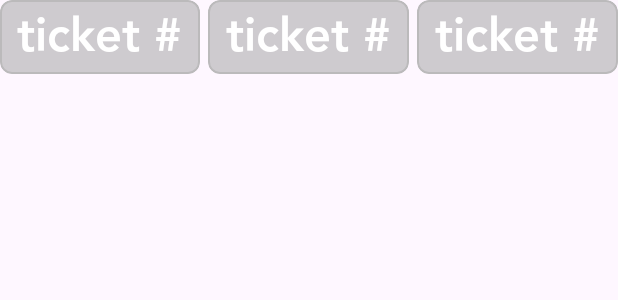
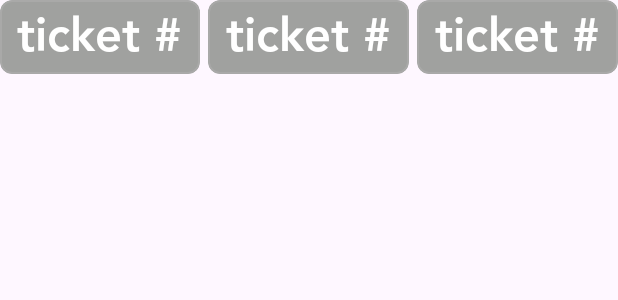
Before and after one commit to MahaAbuAdass/KHCCQBoard, an Android app: the layout cell_ticket.xml on its own in the app's theme, with its tools: preview values and no code run, on a phone screen of 412 x 824 dp. Shown: the top 300 px of the screen. Run offline under Robolectric (Android 15) with nearby library versions, the phone set to English and light mode, and no system bars.

Commit message:
latest change

```diff
--- a/app/src/main/java/com/example/khccqboard/ui/DetailsFragment.kt
+++ b/app/src/main/java/com/example/khccqboard/ui/DetailsFragment.kt
@@ -226,6 +226,7 @@ class DetailsFragment : Fragment() {
 
 
             language = images.language
+     //       Toast.makeText(requireContext(), "Language is : $language", Toast.LENGTH_SHORT).show()
 
 
 //            Glide.with(requireContext())
--- a/app/src/main/res/layout/cell_ticket.xml
+++ b/app/src/main/res/layout/cell_ticket.xml
@@ -14,7 +14,7 @@
         android:layout_width="0dp"
         android:layout_height="match_parent"
         android:layout_weight="1"
-        app:cardBackgroundColor="@color/grey"
+        app:cardBackgroundColor="@color/dark_grey"
         app:cardCornerRadius="8dp"
        >
 
@@ -43,7 +43,7 @@
         android:layout_height="match_parent"
         android:layout_marginStart="5dp"
         android:layout_weight="1"
-        app:cardBackgroundColor="@color/grey"
+        app:cardBackgroundColor="@color/dark_grey"
         app:cardCornerRadius="8dp"
         app:strokeColor="@color/grey"
         >
@@ -68,7 +68,7 @@
         android:layout_height="match_parent"
         android:layout_marginStart="5dp"
         android:layout_weight="1"
-        app:cardBackgroundColor="@color/grey"
+        app:cardBackgroundColor="@color/dark_grey"
         app:cardCornerRadius="8dp"
         app:strokeColor="@color/grey"
         >
--- a/app/src/main/res/values/colors.xml
+++ b/app/src/main/res/values/colors.xml
@@ -6,6 +6,7 @@
     <color name="yellow">#FCD82B</color>
     <color name="light_blue">#6DA3BE</color>
     <color name="grey">#99B0B0B0</color>
+    <color name="dark_grey">#A0A19F</color>
 
 
 
```
